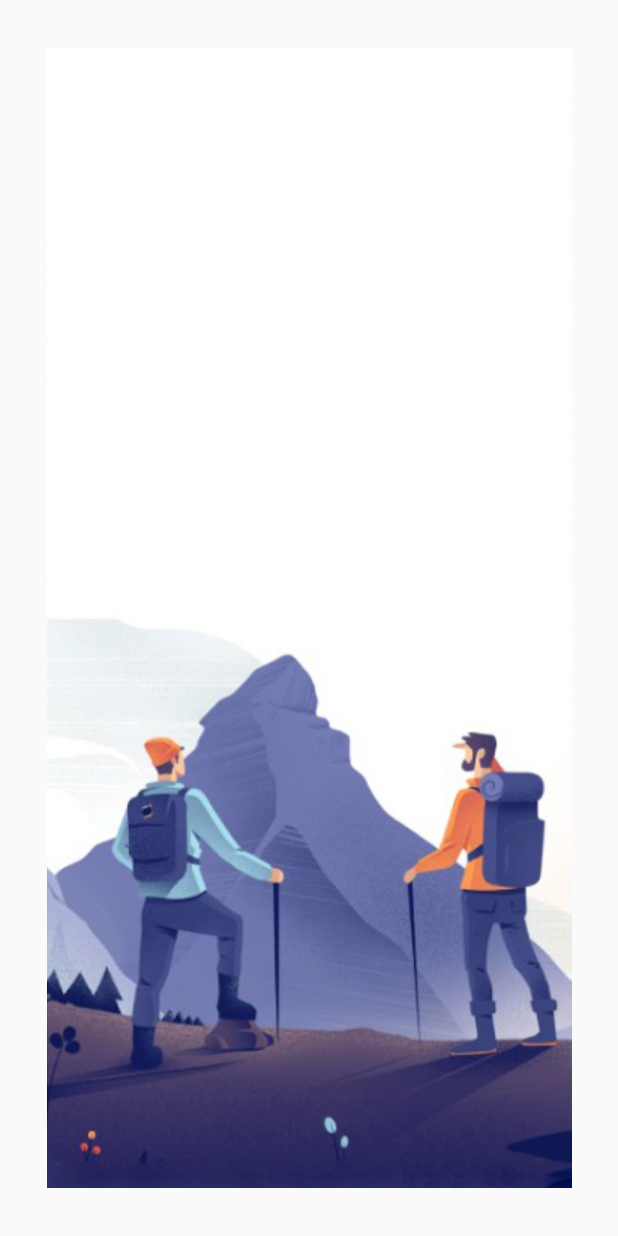
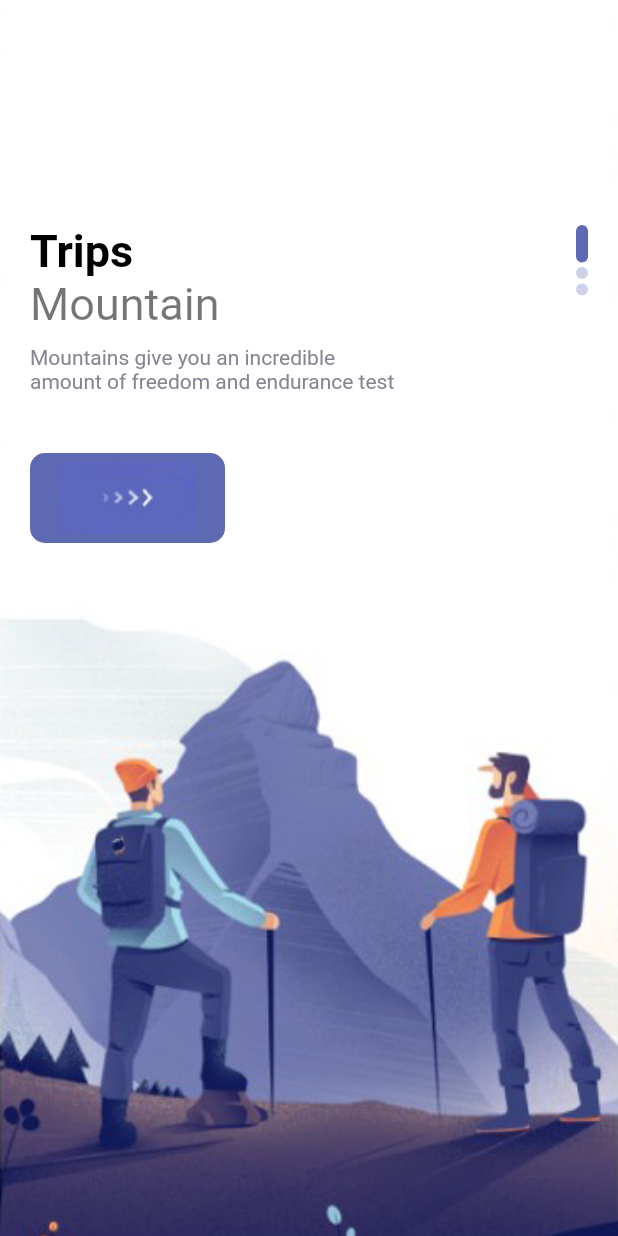
Before and after one commit to akash84323/travel_app, a Flutter app: the screen it shows after launch, on a phone screen of 412 x 824 dp. Run offline on Flutter 3.47's test engine with Material 2 defaults, Android fonts, the phone set to English and light mode, and no system bars.

Commit message:
page layout done

```diff
--- /dev/null
+++ b/lib/misc/colors.dart
@@ -0,0 +1,13 @@
+// ignore_for_file: prefer_const_constructors
+
+import 'dart:ui';
+
+class AppColors {
+  static final Color textColor1 = Color(0xFF989acd);
+  static final Color textColor2 = Color(0xFF878593);
+  static final Color bigTextColor = Color(0xFF2e2e31);
+  static final Color mainColor = Color(0xFF5d69b3);
+  static final Color starColor = Color(0xFFe7bb4e);
+  static final Color mainTextColor = Color(0xFFababad);
+  static final Color buttonBackground = Color(0xFFf1f1f9);
+}
--- a/lib/pages/welcome_page.dart
+++ b/lib/pages/welcome_page.dart
@@ -1,6 +1,10 @@
-// ignore_for_file: prefer_interpolation_to_compose_strings
+// ignore_for_file: prefer_interpolation_to_compose_strings, sized_box_for_whitespace
 
 import 'package:flutter/material.dart';
+import 'package:travel_app/misc/colors.dart';
+import 'package:travel_app/widgets/app_large_text.dart';
+import 'package:travel_app/widgets/app_text.dart';
+import 'package:travel_app/widgets/responsive_button.dart';
 
 class WelcomePage extends StatefulWidget {
   const WelcomePage({super.key});
@@ -26,7 +30,55 @@ class _WelcomePageState extends State<WelcomePage> {
             width: double.maxFinite,
             height: double.maxFinite,
             decoration: BoxDecoration(
-              image: DecorationImage(image: AssetImage('img/' + images[index])),
+              image: DecorationImage(
+                fit: BoxFit.cover,
+                image: AssetImage(
+                  'img/' + images[index],
+                ),
+              ),
+            ),
+            child: Container(
+              margin: const EdgeInsets.only(top: 150, left: 20, right: 20),
+              child: Row(
+                mainAxisAlignment: MainAxisAlignment.spaceBetween,
+                children: [
+                  Column(
+                    crossAxisAlignment: CrossAxisAlignment.start,
+                    children: [
+                      AppLargeText(text: 'Trips'),
+                      AppText(text: 'Mountain'),
+                      const SizedBox(height: 10),
+                      Container(
+                        width: 250,
+                        child: AppText(
+                          text:
+                              'Mountains give you an incredible amount of freedom and endurance test',
+                          color: AppColors.textColor2,
+                          size: 14,
+                        ),
+                      ),
+                      const SizedBox(height: 40),
+                      const ResponsiveButton(
+                        width: 130,
+                      ),
+                    ],
+                  ),
+                  Column(
+                    children: List.generate(3, (indexDots) {
+                      return Container(
+                        margin: const EdgeInsets.only(bottom: 3),
+                        width: 8,
+                        height: index == indexDots ? 25 : 8,
+                        decoration: BoxDecoration(
+                            color: index == indexDots
+                                ? AppColors.mainColor
+                                : AppColors.mainColor.withOpacity(0.3),
+                            borderRadius: BorderRadius.circular(8)),
+                      );
+                    }),
+                  )
+                ],
+              ),
             ),
           );
         },
--- /dev/null
+++ b/lib/widgets/app_large_text.dart
@@ -0,0 +1,23 @@
+// ignore_for_file: public_member_api_docs, sort_constructors_first, must_be_immutable
+import 'package:flutter/material.dart';
+
+class AppLargeText extends StatelessWidget {
+  double size;
+  final String text;
+  final Color color;
+  AppLargeText({
+    Key? key,
+    this.size = 30,
+    required this.text,
+    this.color = Colors.black,
+  }) : super(key: key);
+
+  @override
+  Widget build(BuildContext context) {
+    return Text(
+      text,
+      style:
+          TextStyle(color: color, fontSize: size, fontWeight: FontWeight.bold),
+    );
+  }
+}
--- /dev/null
+++ b/lib/widgets/app_text.dart
@@ -0,0 +1,25 @@
+// ignore_for_file: public_member_api_docs, sort_constructors_first, must_be_immutable
+import 'package:flutter/material.dart';
+
+class AppText extends StatelessWidget {
+  double size;
+  final String text;
+  final Color color;
+  AppText({
+    Key? key,
+    this.size = 30,
+    required this.text,
+    this.color = Colors.black54,
+  }) : super(key: key);
+
+  @override
+  Widget build(BuildContext context) {
+    return Text(
+      text,
+      style: TextStyle(
+        color: color,
+        fontSize: size,
+      ),
+    );
+  }
+}
--- /dev/null
+++ b/lib/widgets/responsive_button.dart
@@ -0,0 +1,31 @@
+// ignore_for_file: public_member_api_docs, sort_constructors_first
+import 'package:flutter/material.dart';
+import 'package:travel_app/misc/colors.dart';
+
+class ResponsiveButton extends StatelessWidget {
+  final bool? isResposive;
+  final double? width;
+  const ResponsiveButton({
+    Key? key,
+    this.isResposive = false,
+    this.width,
+  }) : super(key: key);
+
+  @override
+  Widget build(BuildContext context) {
+    return Container(
+      width: width,
+      height: 60,
+      decoration: BoxDecoration(
+          color: AppColors.mainColor, borderRadius: BorderRadius.circular(10)),
+      child: Row(
+        mainAxisAlignment: MainAxisAlignment.center,
+        children: [
+          Image.asset(
+            'img/button-one.png',
+          )
+        ],
+      ),
+    );
+  }
+}
```
Also changed, not shown: lib/pages/nav_pages/home_page.dart (added).
